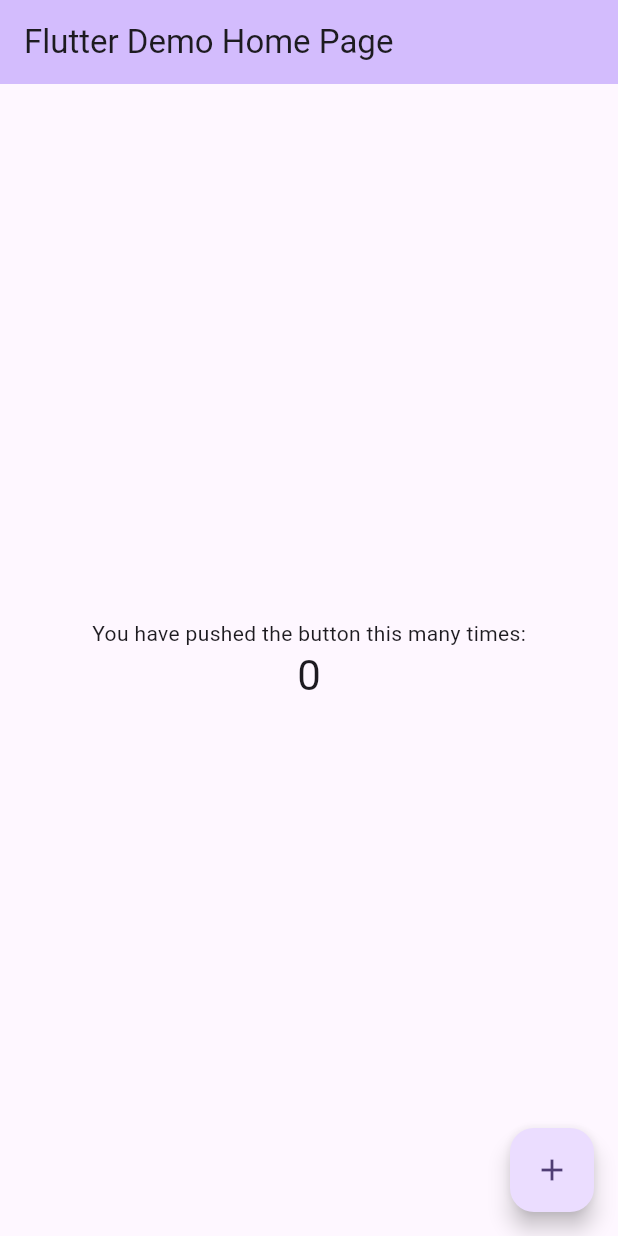
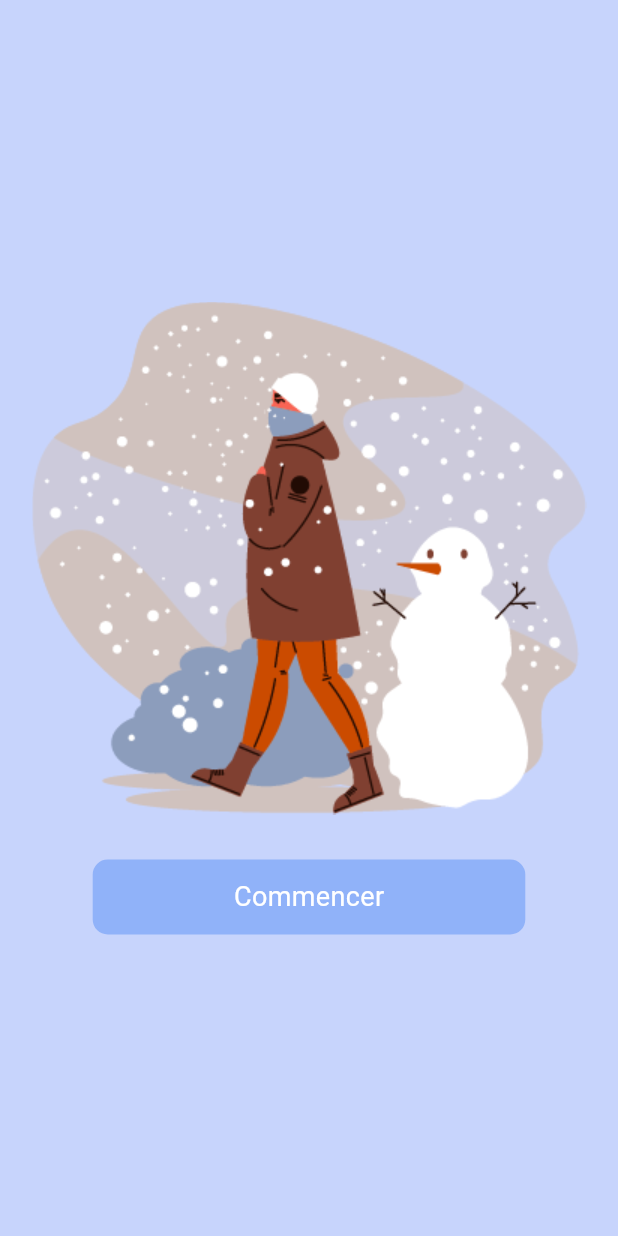
Before and after one commit to Yatandou-Eveline-Traore/examen, a Flutter app: the screen it shows after launch, on a phone screen of 412 x 824 dp. Run offline on Flutter 3.47's test engine with Material 3 defaults, Android fonts, the phone set to English and light mode, and no system bars.

Commit message:
Création de la page welcome et home

```diff
--- /dev/null
+++ b/lib/constants/constants.dart
@@ -0,0 +1,6 @@
+import 'package:flutter/material.dart';
+
+class Constants {
+  static final Color primary = const Color(0xff90B2F9);
+  static final Color secondary = const Color(0xff90B2F8);
+}
--- a/lib/main.dart
+++ b/lib/main.dart
@@ -1,3 +1,4 @@
+import 'package:examen/pages/welcome.page.dart';
 import 'package:flutter/material.dart';
 
 void main() {
@@ -11,8 +12,9 @@ class MyApp extends StatelessWidget {
   @override
   Widget build(BuildContext context) {
     return MaterialApp(
-      title: 'Flutter Demo',
-      theme: ThemeData(
+      debugShowCheckedModeBanner: false,
+      title: 'Application de météo',
+        //theme: ThemeData(
         // This is the theme of your application.
         //
         // TRY THIS: Try running your application with "flutter run". You'll see
@@ -28,98 +30,10 @@ class MyApp extends StatelessWidget {
         //
         // This works for code too, not just values: Most code changes can be
         // tested with just a hot reload.
-        colorScheme: ColorScheme.fromSeed(seedColor: Colors.deepPurple),
-        useMaterial3: true,
-      ),
-      home: const MyHomePage(title: 'Flutter Demo Home Page'),
+        // colorScheme: ColorScheme.fromSeed(seedColor: Colors.deepPurple),
+        //  useMaterial3: true,
+        // ),
+      home: WelcomePage(),
     );
   }
 }
-
-class MyHomePage extends StatefulWidget {
-  const MyHomePage({super.key, required this.title});
-
-  // This widget is the home page of your application. It is stateful, meaning
-  // that it has a State object (defined below) that contains fields that affect
-  // how it looks.
-
-  // This class is the configuration for the state. It holds the values (in this
-  // case the title) provided by the parent (in this case the App widget) and
-  // used by the build method of the State. Fields in a Widget subclass are
-  // always marked "final".
-
-  final String title;
-
-  @override
-  State<MyHomePage> createState() => _MyHomePageState();
-}
-
-class _MyHomePageState extends State<MyHomePage> {
-  int _counter = 0;
-
-  void _incrementCounter() {
-    setState(() {
-      // This call to setState tells the Flutter framework that something has
-      // changed in this State, which causes it to rerun the build method below
-      // so that the display can reflect the updated values. If we changed
-      // _counter without calling setState(), then the build method would not be
-      // called again, and so nothing would appear to happen.
-      _counter++;
-    });
-  }
-
-  @override
-  Widget build(BuildContext context) {
-    // This method is rerun every time setState is called, for instance as done
-    // by the _incrementCounter method above.
-    //
-    // The Flutter framework has been optimized to make rerunning build methods
-    // fast, so that you can just rebuild anything that needs updating rather
-    // than having to individually change instances of widgets.
-    return Scaffold(
-      appBar: AppBar(
-        // TRY THIS: Try changing the color here to a specific color (to
-        // Colors.amber, perhaps?) and trigger a hot reload to see the AppBar
-        // change color while the other colors stay the same.
-        backgroundColor: Theme.of(context).colorScheme.inversePrimary,
-        // Here we take the value from the MyHomePage object that was created by
-        // the App.build method, and use it to set our appbar title.
-        title: Text(widget.title),
-      ),
-      body: Center(
-        // Center is a layout widget. It takes a single child and positions it
-        // in the middle of the parent.
-        child: Column(
-          // Column is also a layout widget. It takes a list of children and
-          // arranges them vertically. By default, it sizes itself to fit its
-          // children horizontally, and tries to be as tall as its parent.
-          //
-          // Column has various properties to control how it sizes itself and
-          // how it positions its children. Here we use mainAxisAlignment to
-          // center the children vertically; the main axis here is the vertical
-          // axis because Columns are vertical (the cross axis would be
-          // horizontal).
-          //
-          // TRY THIS: Invoke "debug painting" (choose the "Toggle Debug Paint"
-          // action in the IDE, or press "p" in the console), to see the
-          // wireframe for each widget.
-          mainAxisAlignment: MainAxisAlignment.center,
-          children: <Widget>[
-            const Text(
-              'You have pushed the button this many times:',
-            ),
-            Text(
-              '$_counter',
-              style: Theme.of(context).textTheme.headlineMedium,
-            ),
-          ],
-        ),
-      ),
-      floatingActionButton: FloatingActionButton(
-        onPressed: _incrementCounter,
-        tooltip: 'Increment',
-        child: const Icon(Icons.add),
-      ), // This trailing comma makes auto-formatting nicer for build methods.
-    );
-  }
-}
--- /dev/null
+++ b/lib/pages/home.page.dart
@@ -0,0 +1,19 @@
+import 'package:flutter/material.dart';
+
+class HomePage extends StatefulWidget {
+  const HomePage({super.key});
+
+  @override
+  State<HomePage> createState() => _HomePageState();
+}
+
+class _HomePageState extends State<HomePage> {
+  @override
+  Widget build(BuildContext context) {
+    return Scaffold(
+      body: Column(
+        children: [Text('data')],
+      ),
+    );
+  }
+}
--- /dev/null
+++ b/lib/pages/welcome.page.dart
@@ -0,0 +1,62 @@
+import 'package:examen/constants/constants.dart';
+import 'package:examen/pages/home.page.dart';
+import 'package:flutter/material.dart';
+
+class WelcomePage extends StatelessWidget {
+  @override
+  Widget build(BuildContext context) {
+    Size size = MediaQuery.of(context).size;
+    // TODO: implement build
+    return Scaffold(
+      // appBar: AppBar(
+      //   title: Text('Application de météo'),
+      //   backgroundColor: Colors.blue,
+      // ),
+      body: Container(
+        width: size.width,
+        height: size.height,
+        color: Constants.primary.withOpacity(.5),
+        child: Center(
+          child: Column(
+            mainAxisAlignment: MainAxisAlignment.center,
+            crossAxisAlignment: CrossAxisAlignment.center,
+            children: [
+              Image.asset('assets/get-started.png'),
+              const SizedBox(
+                height: 30,
+              ),
+              InkWell(
+                onTap: () {
+                  Navigator.push(
+                    context,
+                    MaterialPageRoute(
+                      builder: (context) {
+                        return HomePage();
+                      },
+                    ),
+                  );
+                },
+                child: Container(
+                  height: 50,
+                  width: size.width * .7,
+                  decoration: BoxDecoration(
+                      color: Constants.primary,
+                      borderRadius: BorderRadius.all(Radius.circular(10))),
+                  child: Center(
+                    child: Text(
+                      'Commencer',
+                      style: TextStyle(
+                        color: Colors.white,
+                        fontSize: 18,
+                      ),
+                    ),
+                  ),
+                ),
+              )
+            ],
+          ),
+        ),
+      ),
+    );
+  }
+}
```
Also changed, not shown: pubspec.yaml (+4 -3 lines), assets/get-started.png (added), pubspec.lock.
